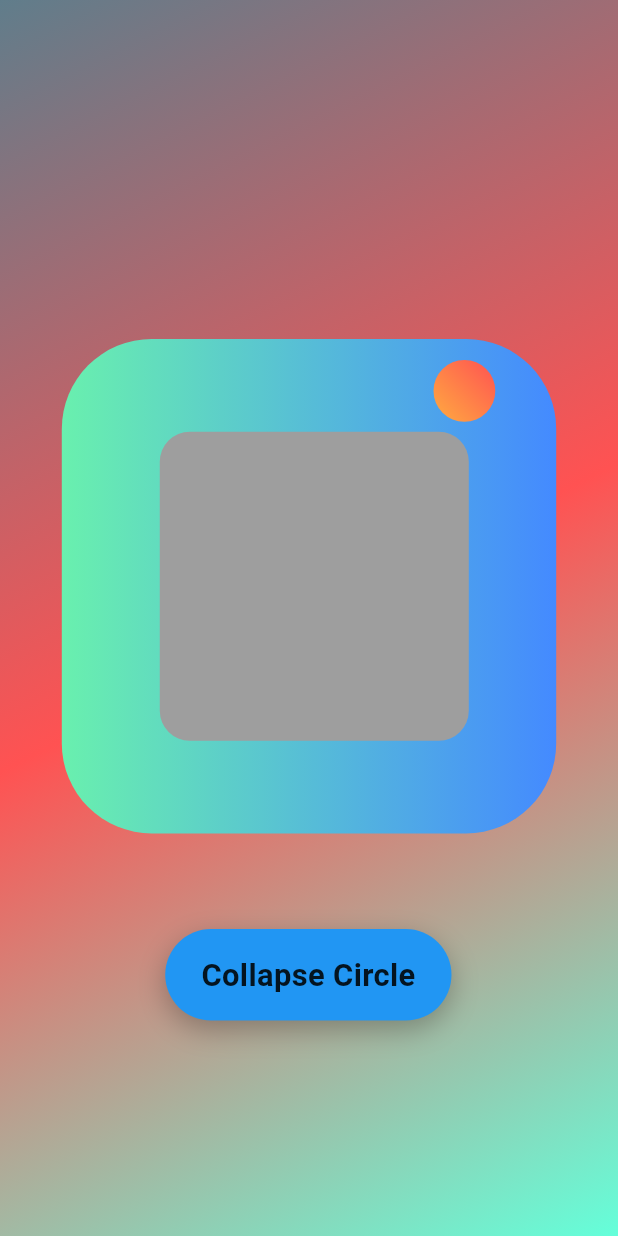
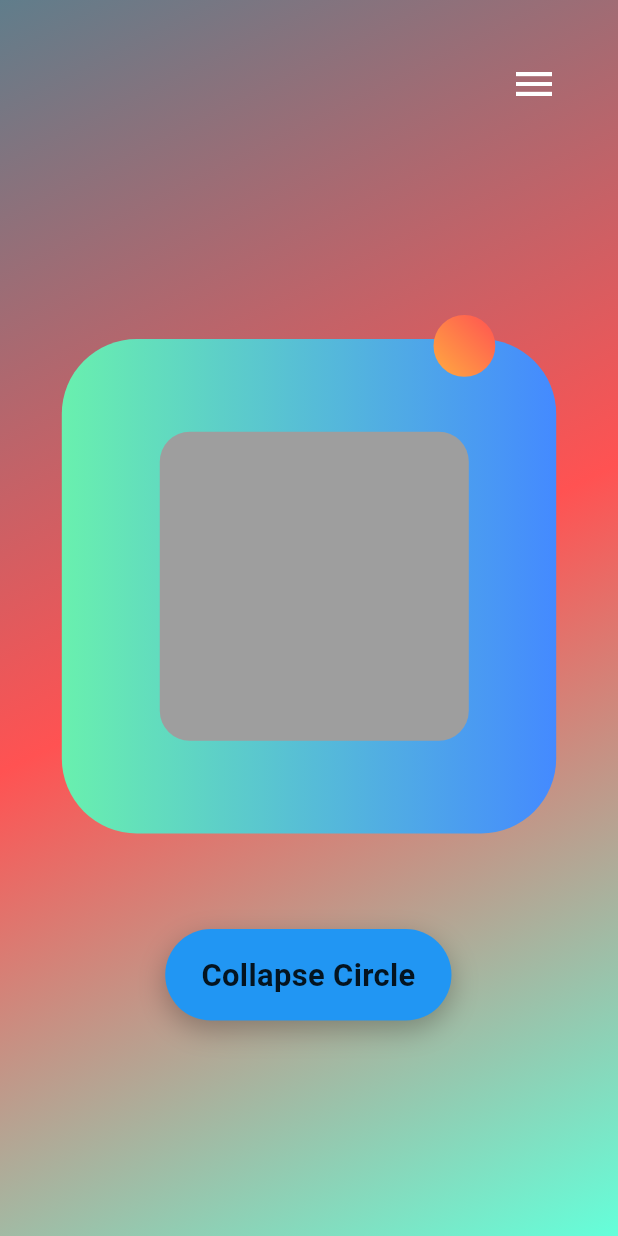
Before and after one commit to Codebaba-Ezaz/Edge-Flutter-Mid-Exam, a Flutter app: the screen it shows after launch, after a tap on "Expand Circle", on a phone screen of 412 x 824 dp. Run offline on Flutter 3.47's test engine with Material 3 defaults, Android fonts, the phone set to English and light mode, and no system bars; our stand-ins replace get.

Commit message:
Update main.dart

```diff
--- a/lib/main.dart
+++ b/lib/main.dart
@@ -1,12 +1,22 @@
+
+/*        Author: Ezaz Ahmed Sayem (Github: github.com/Codebaba-Ezaz       */
+
 import 'package:flutter/material.dart';
 import 'package:get/get.dart';
 
-
 class Ezaz_Motions extends GetxController {
   var buttonClicked = false.obs;
+  var menuClicked = false.obs;
 
   void toggleButton() {
     buttonClicked.value = !buttonClicked.value;
+    if (buttonClicked.value) {
+      menuClicked.value = false;
+    }
+  }
+
+  void toggleMenu() {
+    menuClicked.value = !menuClicked.value;
   }
 
   void resetButton() {
@@ -44,7 +54,6 @@ class EzazMid extends StatelessWidget {
               child: Obx(() => Stack(
                 alignment: Alignment.center,
                 children: [
-
                   Positioned(
                     bottom: size.height * 0.15,
                     right: size.width * 0.5 - 115,
@@ -80,19 +89,29 @@ class EzazMid extends StatelessWidget {
                   AnimatedPositioned(
                     duration: const Duration(milliseconds: 500),
                     curve: Curves.easeInOut,
-                    top: controller.buttonClicked.value ? size.width * .50 : size.width * .46,
+                    top: controller.buttonClicked.value
+                        ? (controller.menuClicked.value ? size.width * .48 : size.width * .50)
+                        : size.width * .46,
+
+                    left: controller.buttonClicked.value
+                        ? (controller.menuClicked.value ? size.width * .2 : null): null,
+
                     child: AnimatedContainer(
                       duration: const Duration(milliseconds: 500),
                       curve: Curves.easeInOut,
-                      width: controller.buttonClicked.value ? size.width * .80 : size.width * .48,
-                      height: controller.buttonClicked.value ? size.width * .80 : size.width * .48,
+                      width: controller.buttonClicked.value
+                          ? (controller.menuClicked.value ? size.width * .3 : size.width * .80)
+                          : size.width * .48,
+                      height: controller.buttonClicked.value
+                          ? (controller.menuClicked.value ? size.width * .8 : size.width * .80)
+                          : size.width * .48,
                       decoration: BoxDecoration(
                         gradient: LinearGradient(
                           colors: controller.buttonClicked.value
                               ? [Colors.greenAccent, Colors.blueAccent]
                               : [Colors.blueAccent, Colors.greenAccent],
                         ),
-                        borderRadius: BorderRadius.circular(controller.buttonClicked.value ? 60 : 100),
+                        borderRadius: BorderRadius.circular(controller.buttonClicked.value ? 50 : 100),
                       ),
                       child: controller.buttonClicked.value
                           ? Center(
@@ -108,33 +127,49 @@ class EzazMid extends StatelessWidget {
                   AnimatedPositioned(
                     duration: const Duration(milliseconds: 500),
                     curve: Curves.easeInOut,
-                    top: controller.buttonClicked.value ? size.width * .65 : size.width * .521,
-                    left: controller.buttonClicked.value ? size.width * .21 : size.width * .2749,
+                    top: controller.buttonClicked.value
+                        ? (controller.menuClicked.value ? size.width * .55 : size.width * .65)
+                        : (controller.menuClicked.value ? size.width * .521 : size.width * .521),
+                    left: controller.buttonClicked.value
+                        ? (controller.menuClicked.value ? size.width * .53 : size.width * .21)
+                        : size.width * .266,
                     child: AnimatedContainer(
                       duration: const Duration(milliseconds: 500),
                       curve: Curves.easeInOut,
-
-                      width: controller.buttonClicked.value ? size.width * .50 : size.width * .36,
-                      height: controller.buttonClicked.value ? size.width * .50 : size.width * .36,
+                      width: controller.buttonClicked.value
+                          ? (controller.menuClicked.value ? size.width * .23 : size.width * .50)
+                          : size.width * .36,
+                      height: controller.buttonClicked.value
+                          ? (controller.menuClicked.value ? size.width * .30 : size.width * .50)
+                          : size.width * .36,
                       decoration: BoxDecoration(
-                        borderRadius: BorderRadius.circular(controller.buttonClicked.value ? 20 : 100), // Change to square
+                        borderRadius: BorderRadius.circular(controller.buttonClicked.value
+                            ? (controller.menuClicked.value ? 30 : 20)
+                            : 100),
                         color: Colors.grey.shade500,
                       ),
                     ),
                   ),
 
-
                   // Third Circle
                   AnimatedPositioned(
                     duration: const Duration(milliseconds: 500),
                     curve: Curves.easeInOut,
-                    top: controller.buttonClicked.value ? 220 : size.width * .566,
-                    right:controller.buttonClicked.value ?size.width * .15 :size.width * .31,
+                    top: controller.buttonClicked.value
+                        ? (controller.menuClicked.value ? size.width * .87 : 190)
+                        : (controller.menuClicked.value ? size.width * .566 : size.width * .566),
+                    right: controller.buttonClicked.value
+                        ? (controller.menuClicked.value ? size.width * .15 : size.width * .15)
+                        : (controller.menuClicked.value ? size.width * .31 : size.width * .31),
                     child: AnimatedContainer(
                       duration: const Duration(milliseconds: 500),
                       curve: Curves.easeInOut,
-                      width: controller.buttonClicked.value ? size.width * .1 : size.width * .27,
-                      height: controller.buttonClicked.value ? size.width * .1 : size.width * .27,
+                      width: controller.buttonClicked.value
+                          ? (controller.menuClicked.value ? size.width * .2 : size.width * .1)
+                          : size.width * .27,
+                      height: controller.buttonClicked.value
+                          ? (controller.menuClicked.value ? size.width * .3 : size.width * .1)
+                          : size.width * .27,
                       decoration: BoxDecoration(
                         gradient: LinearGradient(
                           colors: [
@@ -162,6 +197,25 @@ class EzazMid extends StatelessWidget {
                     ),
                   ),
 
+                  // Menu Icon
+                  AnimatedPositioned(
+                    duration: const Duration(milliseconds: 500),
+                    curve: Curves.easeInOut,
+                    top: 20, // Position at the top
+                    right: 20, // Position at the right
+                    child: GestureDetector(
+                      onTap: controller.toggleMenu, // Toggle menu state on tap
+                      child: AnimatedOpacity(
+                        opacity: controller.buttonClicked.value ? 1.0 : 0.0,
+                        duration: const Duration(milliseconds: 500),
+                        child: Icon(
+                          Icons.menu, // Menu icon
+                          size: 32, // Adjust the size as needed
+                          color: Colors.white, // Color of the icon
+                        ),
+                      ),
+                    ),
+                  ),
                 ],
               )),
             ),
```
